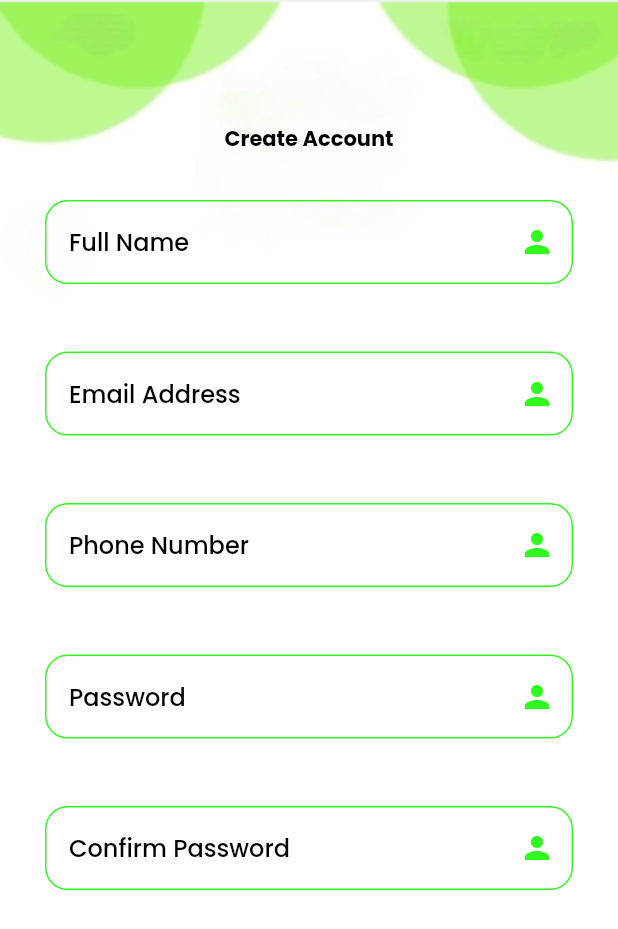
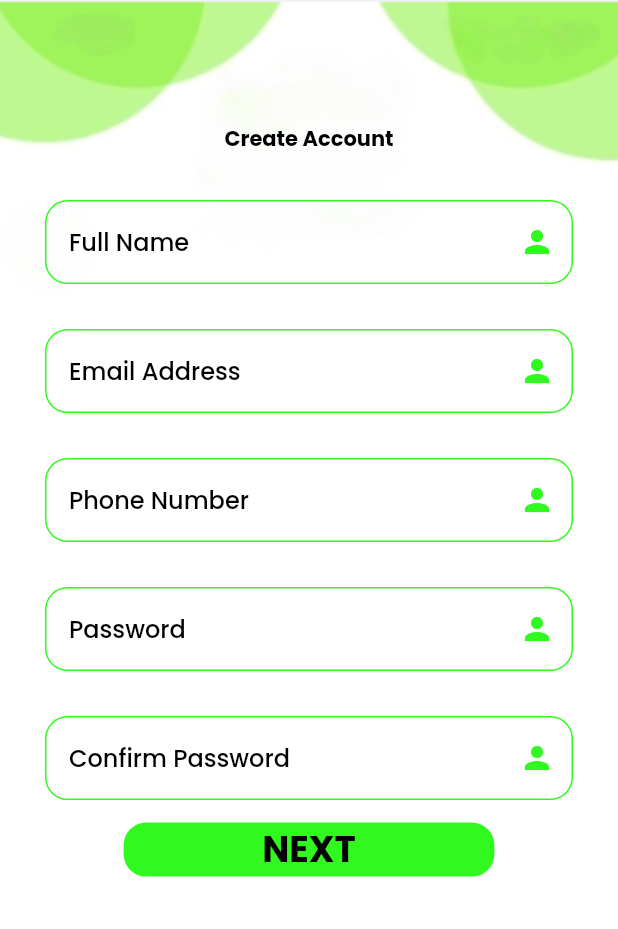
Before and after one commit to Zobayer-Mahmud/jago-kisan, a Flutter app: the SignUpView screen opened by its route, on a phone screen of 412 x 824 dp. Shown: the top 929 px of the screen. Run offline on Flutter 3.47's test engine with Material 2 defaults, Android fonts, the phone set to English and light mode, and no system bars; our stand-ins replace dio, get, google_fonts, shared_preferences; accounts and stored records are empty.

Commit message:
sign up widget

```diff
--- a/lib/app/modules/SignUp/controllers/sign_up_controller.dart
+++ b/lib/app/modules/SignUp/controllers/sign_up_controller.dart
@@ -11,6 +11,8 @@ class SignUpController extends GetxController {
   //TODO: Implement SignUpController
 
   final count = 0.obs;
+
+  void signUp() {}
   @override
   void onInit() {
     super.onInit();
--- a/lib/app/modules/SignUp/views/sign_up_view.dart
+++ b/lib/app/modules/SignUp/views/sign_up_view.dart
@@ -1,6 +1,7 @@
 import 'package:flutter/material.dart';
 
 import 'package:get/get.dart';
+import 'package:jago_kisan/common/app_const/app_colors.dart';
 import 'package:jago_kisan/common/app_const/app_dimes.dart';
 import 'package:jago_kisan/common/widget/back_ground_card/back_ground_card.dart';
 import 'package:jago_kisan/common/widget/text_widget/regulat_text_widget.dart';
@@ -21,43 +22,63 @@ class SignUpView extends GetView<SignUpController> {
           right: AppDimes.regularPadding,
         ),
         children: [
-          RegularTextWidget(
+          const RegularTextWidget(
             textAlign: TextAlign.center,
             fontWeight: FontWeight.bold,
             text: 'Create Account',
             color: Colors.black,
           ),
-          SizedBox(height: AppDimes.regularPadding),
+          const SizedBox(height: AppDimes.regularPadding),
           SignUpTextWidget(
             textEditingController: controller.fullName,
             hintText: "Full Name",
             icon: Icons.person,
           ),
-          SizedBox(height: AppDimes.regularPadding),
+          // const SizedBox(height: 0),
           SignUpTextWidget(
             textEditingController: controller.fullName,
             hintText: "Email Address",
             icon: Icons.person,
           ),
-          SizedBox(height: AppDimes.regularPadding),
+          // const SizedBox(height: 0),
           SignUpTextWidget(
             textEditingController: controller.fullName,
             hintText: "Phone Number",
             icon: Icons.person,
           ),
-          SizedBox(height: AppDimes.regularPadding),
+          // const SizedBox(height: 0),
           SignUpTextWidget(
             textEditingController: controller.fullName,
             hintText: "Password",
             icon: Icons.person,
           ),
-          SizedBox(height: AppDimes.regularPadding),
+          // const SizedBox(height: 0),
           SignUpTextWidget(
             textEditingController: controller.fullName,
             hintText: "Confirm Password",
             icon: Icons.person,
           ),
-          SizedBox(height: AppDimes.regularPadding),
+          Center(
+            child: InkWell(
+              onTap: controller.signUp,
+              child: Container(
+                width: MediaQuery.of(context).size.width * 0.6,
+                decoration: BoxDecoration(
+                  color: AppColors.themeColor,
+                  borderRadius: BorderRadius.circular(15),
+                ),
+                clipBehavior: Clip.hardEdge,
+                child: const RegularTextWidget(
+                  text: "NEXT",
+                  color: Colors.black,
+                  textAlign: TextAlign.center,
+                  fontSize: AppDimes.FONT_SIZE_LEARGE,
+                  fontWeight: FontWeight.w700,
+                ),
+              ),
+            ),
+          )
+          // const SizedBox(height: 0),
         ],
       ),
     );
```
